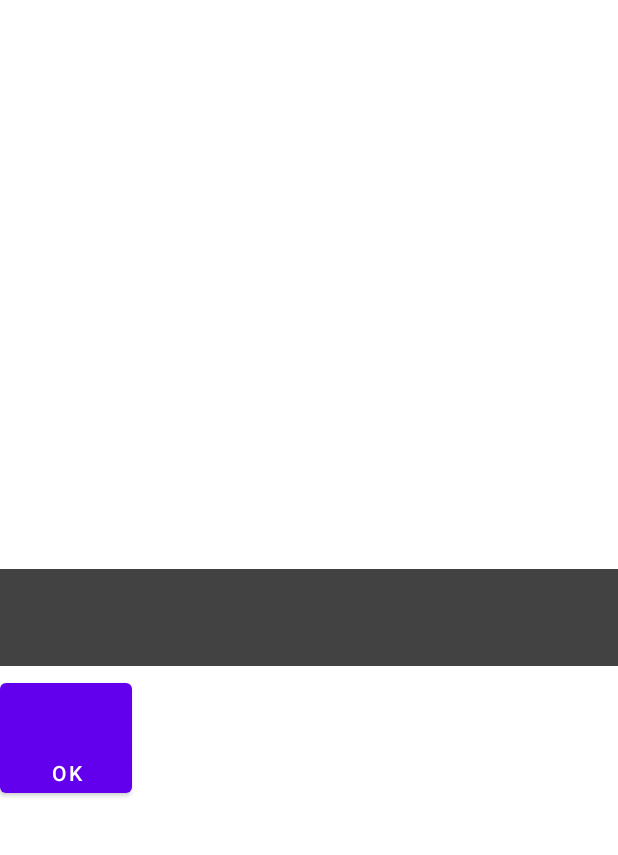
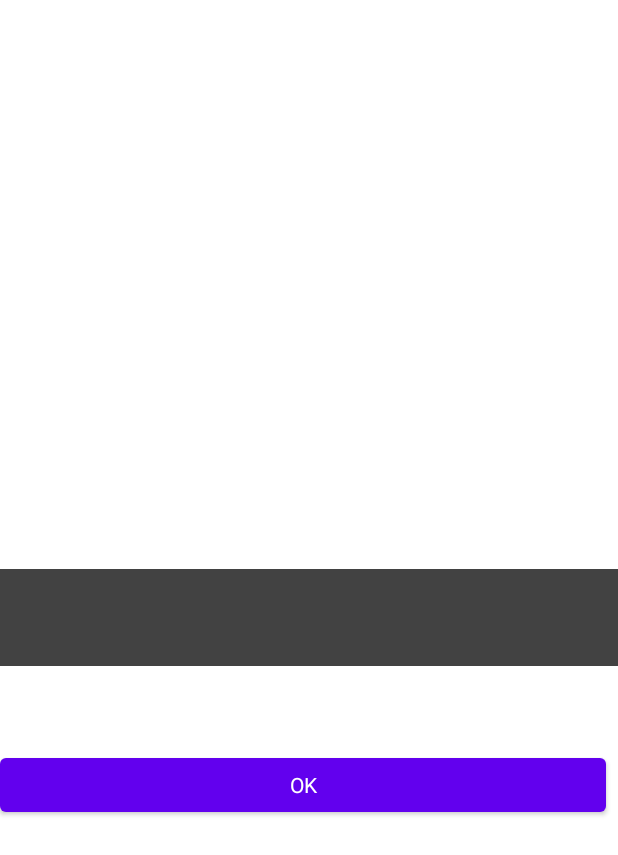
Before and after one commit to PhilipOdhiambo/medical-health-tracker, an Android app: the layout activity_bmi_result.xml on its own in the app's theme, with its tools: preview values and no code run, on a phone screen of 412 x 824 dp. Shown: the top 855 px of the screen. Run offline under Robolectric (Android 15) with nearby library versions, the phone set to English and light mode, and no system bars.

Commit message:
add display to results of bmi

```diff
--- a/app/src/main/java/com/philipowino/medicalhealthtracker/BmiActivity.java
+++ b/app/src/main/java/com/philipowino/medicalhealthtracker/BmiActivity.java
@@ -39,12 +39,14 @@ public class BmiActivity extends AppCompatActivity implements View.OnClickListen
                 Double weightDouble = Double.parseDouble(weight.getText().toString());
                 Double bmi =  weightDouble/Math.pow(heightDouble,2);
 
+
                 // Create intent
                 Intent intent = new Intent(BmiActivity.this,BmiResultActivity.class);
                 intent.putExtra("height", height.getText().toString());
                 intent.putExtra("weight", weight.getText().toString());
-                intent.putExtra("bmi", bmi.toString());
+                intent.putExtra("bmi", String.format("%.2f",bmi));
                 startActivity(intent);
+
 
 
             } catch (Exception exception) {
--- a/app/src/main/java/com/philipowino/medicalhealthtracker/BmiResultActivity.java
+++ b/app/src/main/java/com/philipowino/medicalhealthtracker/BmiResultActivity.java
@@ -37,7 +37,7 @@ public class BmiResultActivity extends AppCompatActivity implements View.OnClick
 
         // Create conditional messages
         String message;
-        if (bmi < 18.5 ) {
+        if (bmi < 18.5 && bmi >= 10.5 ) {
             message = "BMI of " + bmi.toString() + " - Under Weight (see a doctor)";
         } else if (bmi >= 18.5 && bmi <= 24.9 ) {
             message = "BMI of " + bmi.toString() + " - Healthy Weight (Maintain Your Lifestyle)";
@@ -50,7 +50,7 @@ public class BmiResultActivity extends AppCompatActivity implements View.OnClick
         }
 
         // Send result to view
-        String result = String.format("Parameters: Weight %s kg, height %s m;\nResult: %s",weight,height,message);
+        String result = String.format("Weight %s kg, height %s m:\n%s",weight,height,message);
         bmiTextView.setText(result);
     }
 
--- a/app/src/main/res/layout/activity_bmi_result.xml
+++ b/app/src/main/res/layout/activity_bmi_result.xml
@@ -15,10 +15,11 @@
 
     <Button
         android:id="@+id/okButton"
-        android:layout_width="wrap_content"
+        android:layout_width="match_parent"
         android:layout_height="wrap_content"
         android:layout_below="@+id/bmiTextView"
-        android:paddingTop="50dp"
+        style="@style/MaterialAlertDialog.MaterialComponents.Title.Icon"
+        android:layout_marginTop="50dp"
         android:text="OK"/>
 
 </RelativeLayout>
```
